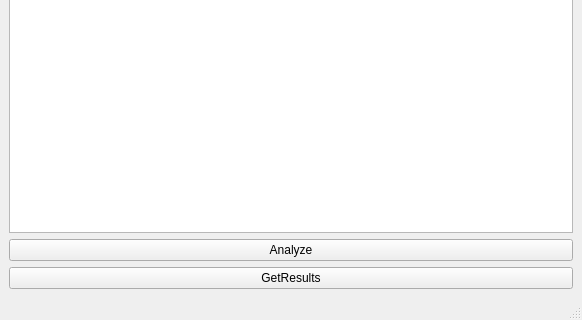
Old version of the form mainWindow.ui in the repository AmberDanie/trpp_project_py; both pictures show x 0 to 582 and y 491 to 811 of the 582 by 811 pixel window.
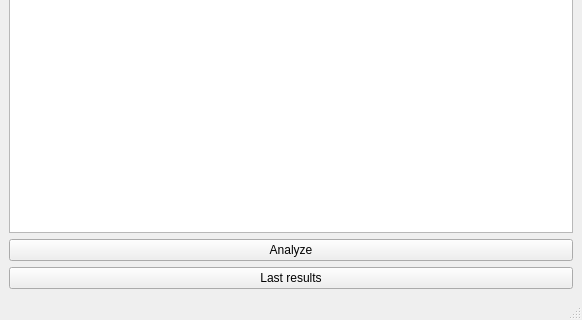
New version of the form. Icons and pictures are not drawn.

Commit message: Fourth version v0.5: last results updated

Patch:
```diff
--- a/mainWindow.ui
+++ b/mainWindow.ui
@@ -54,7 +54,7 @@
     <item>
      <widget class="QPushButton" name="resButton">
       <property name="text">
-       <string>GetResults</string>
+       <string>Last results</string>
       </property>
      </widget>
     </item>
```
The commit also changes 1 other file.
